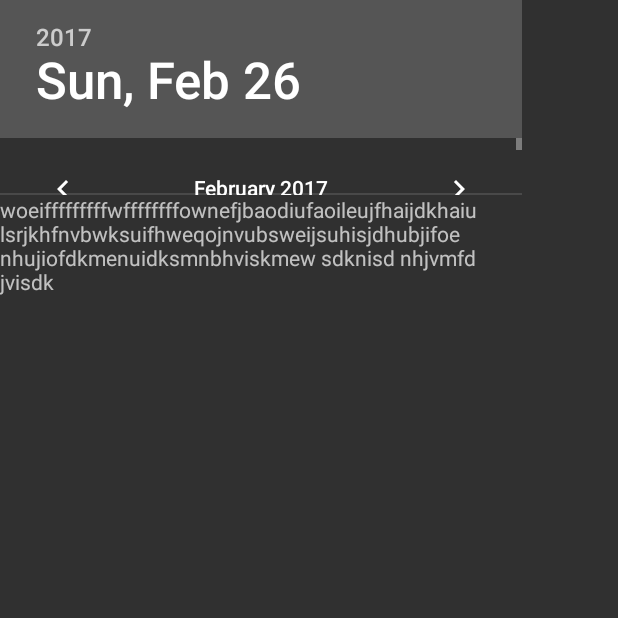
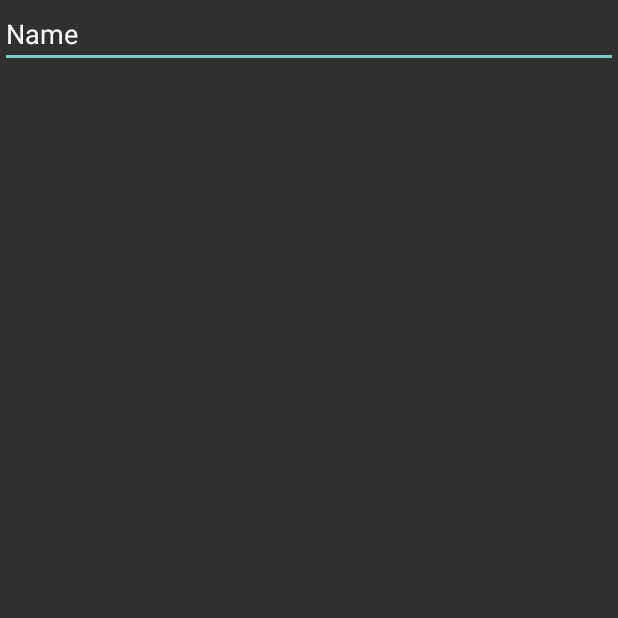
Before and after one commit to b-97/social-hour, an Android app: the Events screen opened directly, with no data from a screen before it, on a phone screen of 412 x 824 dp, the top half of it. Run offline under Robolectric (Android 15) with nearby library versions, the phone set to English and light mode, and no system bars.

Commit message:
Ready To merge projects into one item

```diff
--- a/Dylan Social Hour Part/SocialHourGUI/app/src/main/res/layout/events.xml
+++ b/Dylan Social Hour Part/SocialHourGUI/app/src/main/res/layout/events.xml
@@ -4,14 +4,11 @@
     android:layout_height="match_parent"
     android:weightSum="1">
 
-    <DatePicker
-        android:layout_width="wrap_content"
-        android:layout_height="130dp"
-        android:id="@+id/datePicker2" />
-
-    <TextView
-        android:text="woeifffffffffwffffffffownefjbaodiufaoileujfhaijdkhaiulsrjkhfnvbwksuifhweqojnvubsweijsuhisjdhubjifoenhujiofdkmenuidksmnbhviskmew sdknisd nhjvmfd jvisdk"
+    <EditText
         android:layout_width="match_parent"
         android:layout_height="wrap_content"
-        android:id="@+id/textView3" />
+        android:inputType="textPersonName"
+        android:text="Name"
+        android:ems="10"
+        android:id="@+id/editText2" />
 </LinearLayout>
--- a/Dylan Social Hour Part/SocialHourGUI/app/src/main/res/values/dimens.xml
+++ b/Dylan Social Hour Part/SocialHourGUI/app/src/main/res/values/dimens.xml
@@ -3,4 +3,5 @@
     <dimen name="activity_horizontal_margin">64dp</dimen>
     <dimen name="activity_vertical_margin">64dp</dimen>
     <dimen name="activity_top_margin">48dp</dimen>
+    <dimen name="events_margin">24dp</dimen>
 </resources>
```
